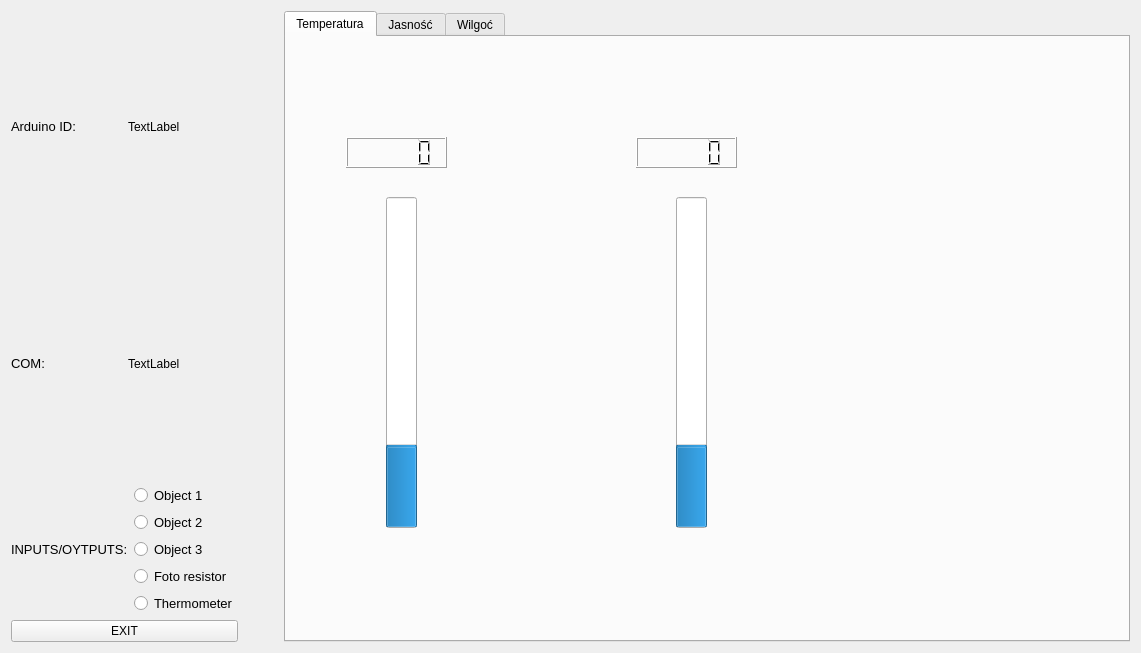
Qt form Staff.ui (xxBeWolfxx/house_manager) before a commit.
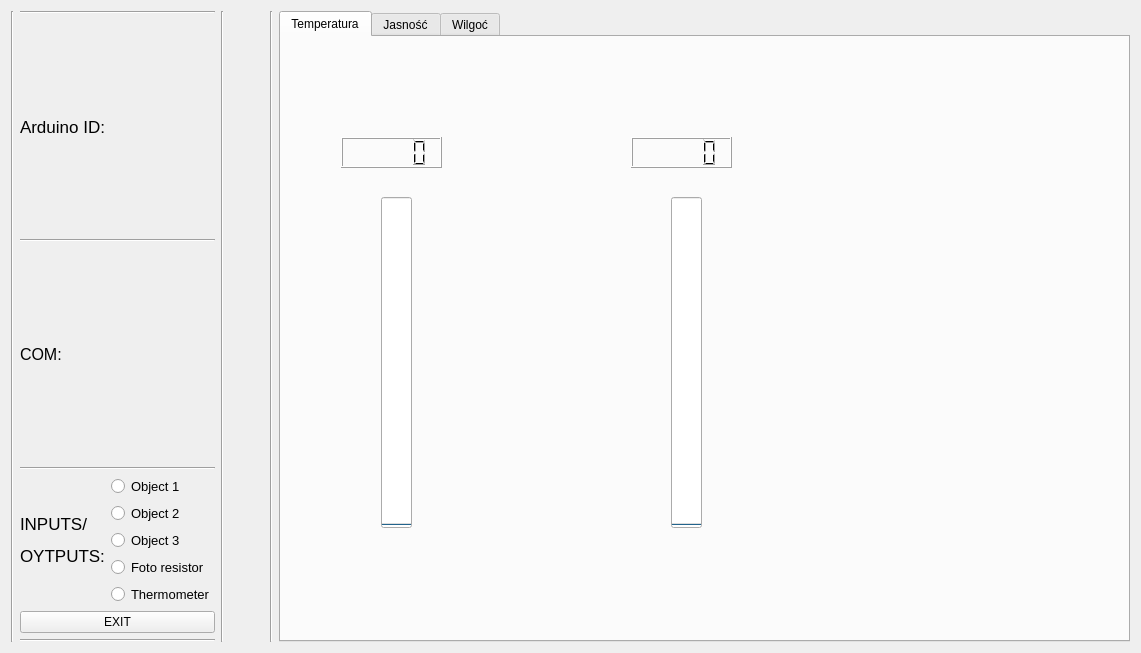
The same form after that commit.

The edit to the form file:
```diff
--- a/Staff.ui
+++ b/Staff.ui
@@ -14,15 +14,29 @@
    <string>Form</string>
   </property>
   <layout class="QHBoxLayout" name="horizontalLayout">
+   <item>
+    <widget class="Line" name="line">
+     <property name="orientation">
+      <enum>Qt::Vertical</enum>
+     </property>
+    </widget>
+   </item>
    <item>
     <layout class="QVBoxLayout" name="verticalLayout">
+     <item>
+      <widget class="Line" name="line_3">
+       <property name="orientation">
+        <enum>Qt::Horizontal</enum>
+       </property>
+      </widget>
+     </item>
      <item>
       <layout class="QHBoxLayout" name="horizontalLayout_3">
        <item>
         <widget class="QLabel" name="label_2">
          <property name="font">
           <font>
-           <pointsize>10</pointsize>
+           <pointsize>13</pointsize>
           </font>
          </property>
          <property name="text">
@@ -32,20 +46,32 @@
        </item>
        <item>
         <widget class="QLabel" name="ID">
+         <property name="font">
+          <font>
+           <pointsize>12</pointsize>
+          </font>
+         </property>
          <property name="text">
-          <string>TextLabel</string>
+          <string>&lt;tekst&gt;</string>
          </property>
         </widget>
        </item>
       </layout>
      </item>
+     <item>
+      <widget class="Line" name="line_7">
+       <property name="orientation">
+        <enum>Qt::Horizontal</enum>
+       </property>
+      </widget>
+     </item>
      <item>
       <layout class="QHBoxLayout" name="horizontalLayout_4">
        <item>
         <widget class="QLabel" name="label_3">
          <property name="font">
           <font>
-           <pointsize>10</pointsize>
+           <pointsize>12</pointsize>
           </font>
          </property>
          <property name="text">
@@ -55,13 +81,25 @@
        </item>
        <item>
         <widget class="QLabel" name="COM">
+         <property name="font">
+          <font>
+           <pointsize>12</pointsize>
+          </font>
+         </property>
          <property name="text">
-          <string>TextLabel</string>
+          <string>&lt;tekst&gt;</string>
          </property>
         </widget>
        </item>
       </layout>
      </item>
+     <item>
+      <widget class="Line" name="line_6">
+       <property name="orientation">
+        <enum>Qt::Horizontal</enum>
+       </property>
+      </widget>
+     </item>
      <item>
       <layout class="QHBoxLayout" name="horizontalLayout_5">
        <item>
@@ -70,11 +108,11 @@
           <widget class="QLabel" name="label_5">
            <property name="font">
             <font>
-             <pointsize>10</pointsize>
+             <pointsize>13</pointsize>
             </font>
            </property>
            <property name="text">
-            <string>INPUTS/OYTPUTS:</string>
+            <string>&lt;html&gt;&lt;head/&gt;&lt;body&gt;&lt;p&gt;INPUTS/&lt;/p&gt;&lt;p&gt;OYTPUTS:&lt;/p&gt;&lt;/body&gt;&lt;/html&gt;</string>
            </property>
           </widget>
          </item>
@@ -153,8 +191,22 @@
        </property>
       </widget>
      </item>
+     <item>
+      <widget class="Line" name="line_4">
+       <property name="orientation">
+        <enum>Qt::Horizontal</enum>
+       </property>
+      </widget>
+     </item>
     </layout>
    </item>
+   <item>
+    <widget class="Line" name="line_2">
+     <property name="orientation">
+      <enum>Qt::Vertical</enum>
+     </property>
+    </widget>
+   </item>
    <item>
     <spacer name="horizontalSpacer_2">
      <property name="orientation">
@@ -171,6 +223,13 @@
      </property>
     </spacer>
    </item>
+   <item>
+    <widget class="Line" name="line_5">
+     <property name="orientation">
+      <enum>Qt::Vertical</enum>
+     </property>
+    </widget>
+   </item>
    <item>
     <widget class="QTabWidget" name="tabWidget">
      <property name="currentIndex">
@@ -206,7 +265,7 @@
         </rect>
        </property>
        <property name="value">
-        <number>24</number>
+        <number>0</number>
        </property>
        <property name="orientation">
         <enum>Qt::Vertical</enum>
@@ -232,7 +291,7 @@
         </rect>
        </property>
        <property name="value">
-        <number>24</number>
+        <number>0</number>
        </property>
        <property name="orientation">
         <enum>Qt::Vertical</enum>
```
Left out of the diff: 8 changed lines with no effect on the pictures.
